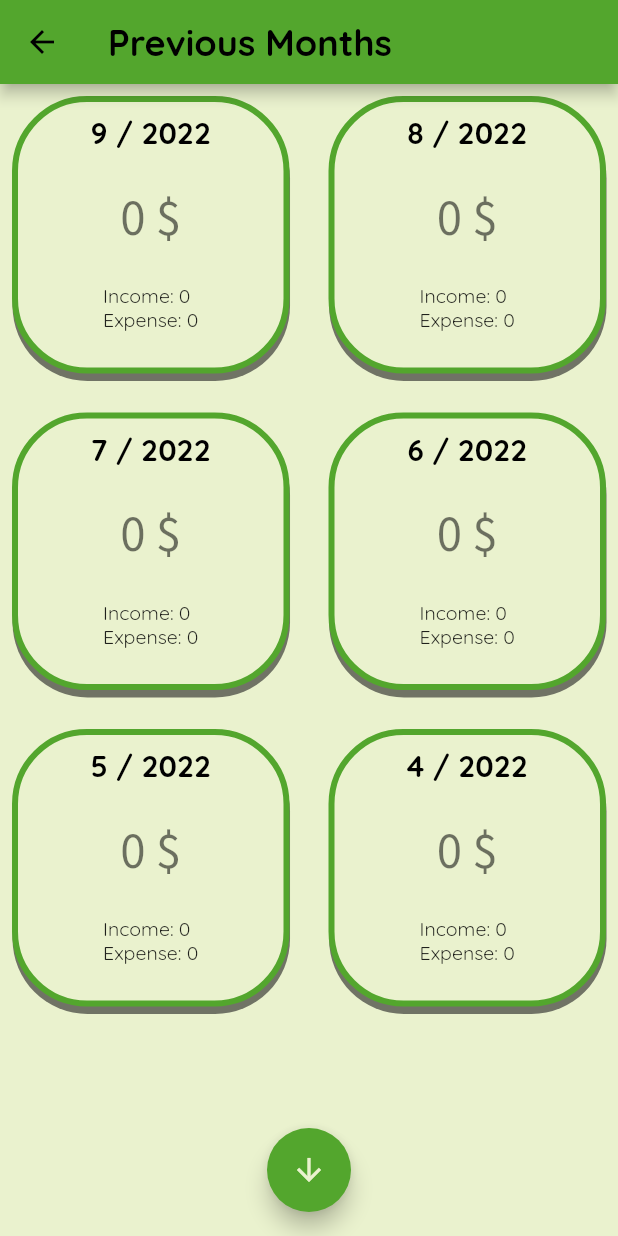
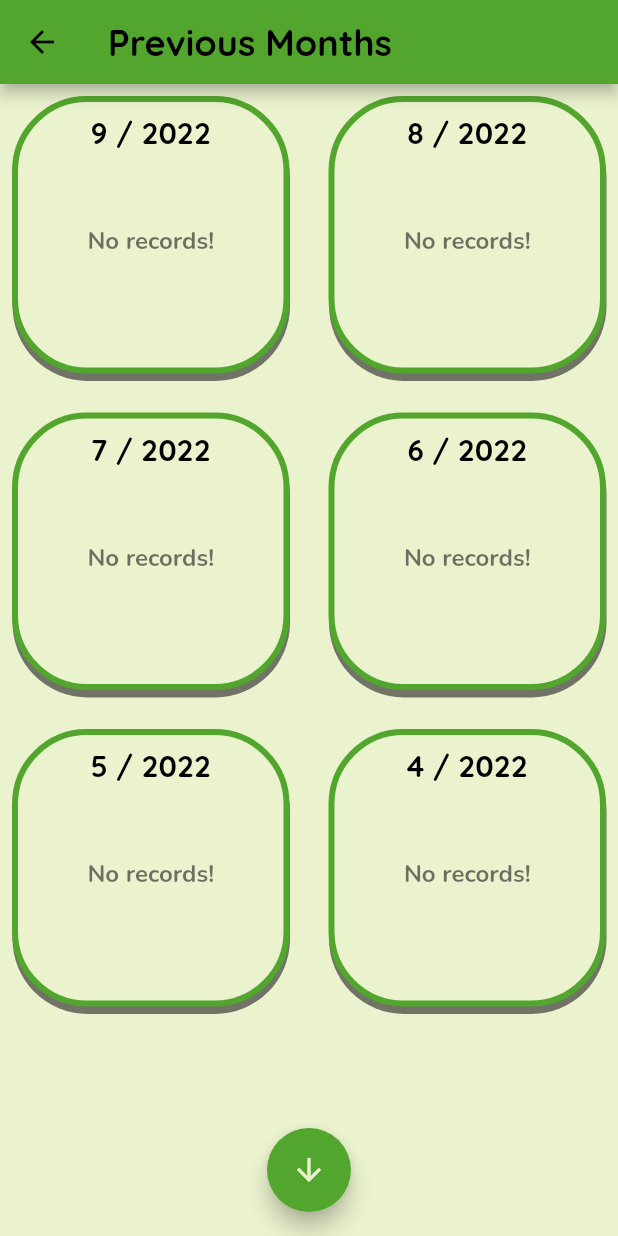
Before and after one commit to MishelV/Cash-Flow-app, a Flutter app: the MonthlyReportScreen screen opened by its route, on a phone screen of 412 x 824 dp. Run offline on Flutter 3.47's test engine with Material 2 defaults, Android fonts, the phone set to English and light mode, and no system bars; our stand-ins replace date_time_picker, hive, hive_flutter, percent_indicator; accounts and stored records are empty.

Commit message:
Make CashFlowSummary nullable for no records.

```diff
--- a/lib/models/month_report_card.dart
+++ b/lib/models/month_report_card.dart
@@ -2,6 +2,6 @@ import 'cash_flow_summary.dart';
 
 class MonthReportModel {
   DateTime date;
-  CashFlowSummary summary;
+  CashFlowSummary? summary;
   MonthReportModel(this.date, this.summary);
 }
--- a/lib/providers/record_provider.dart
+++ b/lib/providers/record_provider.dart
@@ -148,9 +148,9 @@ class RecordProvider with ChangeNotifier {
         incomeSum: income, cashFlow: income + expense, expenseSum: expense);
   }
 
-  CashFlowSummary getMonthSummary(DateTime date) {
+  CashFlowSummary? getMonthSummary(DateTime date) {
     List<Record> monthRecords = getRecordsByYearMonth(date);
-    return getCashFlowSummary(monthRecords);
+    return monthRecords.isEmpty ? null : getCashFlowSummary(monthRecords);
   }
 
   /// Returns a list of month report cards, ordered from earliest month to oldest.
--- a/lib/widgets/month_report_widget.dart
+++ b/lib/widgets/month_report_widget.dart
@@ -10,20 +10,48 @@ class MonthReportCard extends StatelessWidget {
 
   MonthReportCard({Key? key, required this.report}) : super(key: key);
 
-  String get title {
-    return "${report.date.month} / ${report.date.year}";
+  Widget titleText(BuildContext context) {
+    final title = "${report.date.month} / ${report.date.year}";
+    return Text(title,
+        style: Theme.of(context)
+            .textTheme
+            .headline6
+            ?.copyWith(color: Colors.black, fontSize: 20));
   }
 
-  String get cashFlow {
-    final posiviteSign = report.summary.cashFlow > 0 ? "+" : "";
-    return "$posiviteSign${report.summary.cashFlow} \$";
+  Widget NoRecrdsText(BuildContext context) {
+    return Text("No records!", style: Theme.of(context).textTheme.headline3);
   }
 
-  String get cashFlowDetails {
-    return """
-Income: ${report.summary.incomeSum}
-Expense: ${report.summary.expenseSum}
+  Widget cashFlowText(BuildContext context) {
+    if (report.summary == null) return NoRecrdsText(context);
+
+    final posiviteSign = report.summary!.cashFlow > 0 ? "+" : "";
+    final cashFlowText = "$posiviteSign${report.summary!.cashFlow} \$";
+
+    return Text(
+      cashFlowText,
+      style: Theme.of(context).textTheme.headline4?.copyWith(
+            color: report.summary!.cashFlow < 0
+                ? Theme.of(context).colorScheme.inversePrimary
+                : report.summary!.cashFlow > 0
+                    ? Theme.of(context).colorScheme.primary
+                    : null,
+          ),
+    );
+  }
+
+  Widget cashFlowDetailsText(BuildContext context) {
+    final cashFlowDetails = report.summary == null
+        ? ""
+        : """
+Income: ${report.summary!.incomeSum}
+Expense: ${report.summary!.expenseSum}
 """;
+    return Text(
+      cashFlowDetails,
+      style: Theme.of(context).textTheme.bodyText1?.copyWith(fontSize: 13),
+    );
   }
 
   @override
@@ -31,7 +59,7 @@ Expense: ${report.summary.expenseSum}
     return Padding(
       padding: const EdgeInsets.all(8.0),
       child: ButtonWrapper(
-        inverse: report.summary.cashFlow < 0,
+        inverse: report.summary != null && report.summary!.cashFlow < 0,
         child: TextButton(
           onPressed: () {
             Navigator.of(context).pushNamed(
@@ -47,36 +75,15 @@ Expense: ${report.summary.expenseSum}
               mainAxisAlignment: MainAxisAlignment.spaceBetween,
               crossAxisAlignment: CrossAxisAlignment.center,
               children: [
-                Text(
-                  title,
-                  style: Theme.of(context)
-                      .textTheme
-                      .headline6
-                      ?.copyWith(color: Colors.black, fontSize: 20),
-                ),
+                titleText(context),
                 SizedBox(
                   height: 5,
                 ),
-                Text(
-                  cashFlow,
-                  style: Theme.of(context).textTheme.headline4?.copyWith(
-                        color: report.summary.cashFlow < 0
-                            ? Theme.of(context).colorScheme.inversePrimary
-                            : report.summary.cashFlow > 0
-                                ? Theme.of(context).colorScheme.primary
-                                : null,
-                      ),
-                ),
+                cashFlowText(context),
                 SizedBox(
                   height: 5,
                 ),
-                Text(
-                  cashFlowDetails,
-                  style: Theme.of(context)
-                      .textTheme
-                      .bodyText1
-                      ?.copyWith(fontSize: 13),
-                )
+                cashFlowDetailsText(context)
               ],
             ),
           ),
--- a/lib/widgets/this_month_summary.dart
+++ b/lib/widgets/this_month_summary.dart
@@ -51,6 +51,13 @@ class _ThisMonthSummaryState extends State<ThisMonthSummary> {
 
     final thisMonthSummary =
         Provider.of<RecordProvider>(context).getMonthSummary(DateTime.now());
+
+    if (thisMonthSummary == null) {
+      return const Center(
+        child: Text("No records yet!"),
+      );
+    }
+
     final spentPercent = thisMonthSummary.incomeSum == 0
         ? 1.0
         : min(
```
